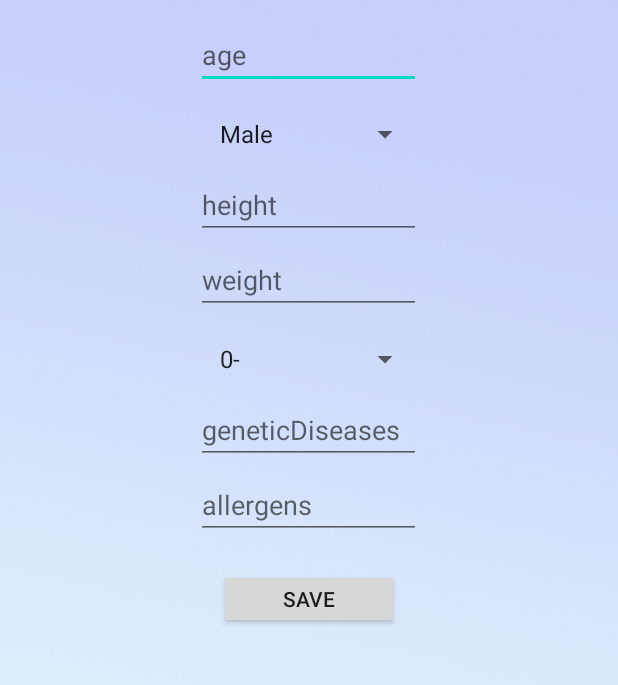
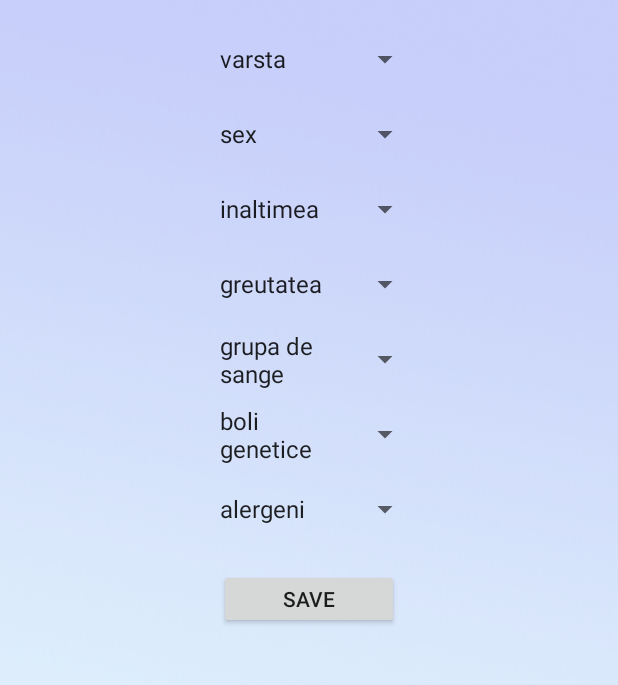
Before and after one commit to DinuGarbuz/AndroidProiect, an Android app: the completareFisaActivity screen opened directly, with no data from a screen before it, on a phone screen of 412 x 824 dp, the part 205-890 px from its top. Run offline under Robolectric (Android 15) with nearby library versions, the phone set to English and light mode, and no system bars.

Commit message:
spinnere la toate in completarea fisei

```diff
--- a/app/src/main/java/com/example/medicalfile/completareFisaActivity.java
+++ b/app/src/main/java/com/example/medicalfile/completareFisaActivity.java
@@ -32,29 +32,53 @@ public class completareFisaActivity extends AppCompatActivity {
         setContentView(R.layout.activity_completare_fisa);
 
         db = new DatabaseHelper(this);
-        mTextAge = (EditText)findViewById(R.id.edittext_age);
-        //mTextSex = (EditText)findViewById(R.id.edittext_sex);
-        mTextHeight = (EditText)findViewById(R.id.edittext_height);
-        mTextWeight = (EditText)findViewById(R.id.edittext_weight);
-        //mTextBlood = (EditText)findViewById(R.id.edittext_blood);
-        mTextGeneticDiseases = (EditText)findViewById(R.id.edittext_geneticDiseases);
-        mTextAllergens = (EditText)findViewById(R.id.edittext_allergens);
         mButtonSave = (Button) findViewById(R.id.button_save);
 
         SharedPreferences mPreferences = PreferenceManager.getDefaultSharedPreferences(this);
         SharedPreferences.Editor editor = mPreferences.edit();
 
+
+        final Spinner mAgeSpinner = findViewById(R.id.spinner_age);
+        ArrayAdapter<String> myAdapter1 = new ArrayAdapter<String>(completareFisaActivity.this,
+                android.R.layout.simple_list_item_1, getResources().getStringArray(R.array.age));
+        myAdapter1.setDropDownViewResource(android.R.layout.simple_spinner_dropdown_item);
+        mAgeSpinner.setAdapter(myAdapter1);
+
         final Spinner mSexSpinner = findViewById(R.id.spinner_sex);
-        ArrayAdapter<String> myAdapter1 = new ArrayAdapter<String>(completareFisaActivity.this,
+        ArrayAdapter<String> myAdapter2 = new ArrayAdapter<String>(completareFisaActivity.this,
                 android.R.layout.simple_list_item_1, getResources().getStringArray(R.array.sex));
         myAdapter1.setDropDownViewResource(android.R.layout.simple_spinner_dropdown_item);
-        mSexSpinner.setAdapter(myAdapter1);
+        mSexSpinner.setAdapter(myAdapter2);
+
+        final Spinner mHeightSpinner = findViewById(R.id.spinner_height);
+        ArrayAdapter<String> myAdapter3 = new ArrayAdapter<String>(completareFisaActivity.this,
+                android.R.layout.simple_list_item_1, getResources().getStringArray(R.array.height));
+        myAdapter2.setDropDownViewResource(android.R.layout.simple_spinner_dropdown_item);
+        mHeightSpinner.setAdapter(myAdapter3);
+
+        final Spinner mWeightSpinner = findViewById(R.id.spinner_weight);
+        ArrayAdapter<String> myAdapter4 = new ArrayAdapter<String>(completareFisaActivity.this,
+                android.R.layout.simple_list_item_1, getResources().getStringArray(R.array.weight));
+        myAdapter2.setDropDownViewResource(android.R.layout.simple_spinner_dropdown_item);
+        mWeightSpinner.setAdapter(myAdapter4);
 
         final Spinner mBloodSpinner = findViewById(R.id.spinner_blood);
-        ArrayAdapter<String> myAdapter2 = new ArrayAdapter<String>(completareFisaActivity.this,
+        ArrayAdapter<String> myAdapter5 = new ArrayAdapter<String>(completareFisaActivity.this,
                 android.R.layout.simple_list_item_1, getResources().getStringArray(R.array.blood));
         myAdapter2.setDropDownViewResource(android.R.layout.simple_spinner_dropdown_item);
-        mBloodSpinner.setAdapter(myAdapter2);
+        mBloodSpinner.setAdapter(myAdapter5);
+
+        final Spinner mDiseasesSpinner = findViewById(R.id.spinner_geneticDiseases);
+        ArrayAdapter<String> myAdapter6 = new ArrayAdapter<String>(completareFisaActivity.this,
+                android.R.layout.simple_list_item_1, getResources().getStringArray(R.array.diseases));
+        myAdapter2.setDropDownViewResource(android.R.layout.simple_spinner_dropdown_item);
+       mDiseasesSpinner.setAdapter(myAdapter6);
+
+        final Spinner mAllergensSpinner = findViewById(R.id.spinner_allergens);
+        ArrayAdapter<String> myAdapter7 = new ArrayAdapter<String>(completareFisaActivity.this,
+                android.R.layout.simple_list_item_1, getResources().getStringArray(R.array.allergens));
+        myAdapter2.setDropDownViewResource(android.R.layout.simple_spinner_dropdown_item);
+        mAllergensSpinner.setAdapter(myAdapter7);
 
         final String mail = mPreferences.getString(getString(R.string.mail), "");
 
@@ -63,13 +87,13 @@ public class completareFisaActivity extends AppCompatActivity {
         mButtonSave.setOnClickListener(new View.OnClickListener() {
             @Override
             public void onClick(View v) {
-                String age = mTextAge.getText().toString().trim();
+                String age = mAgeSpinner.getSelectedItem().toString().trim();
                 String sex = mSexSpinner.getSelectedItem().toString().trim();
-                String height = mTextHeight.getText().toString().trim();
-                String weight = mTextWeight.getText().toString().trim();
+                String height = mHeightSpinner.getSelectedItem().toString().trim();
+                String weight = mWeightSpinner.getSelectedItem().toString().trim();
                 String blood = mBloodSpinner.getSelectedItem().toString().trim();
                 String genetic= mTextGeneticDiseases.getText().toString().trim();
-                String allergens= mTextAllergens.getText().toString().trim();
+                String allergens= mAllergensSpinner.getSelectedItem().toString().trim();
 
 
 
--- a/app/src/main/res/layout/activity_completare_fisa.xml
+++ b/app/src/main/res/layout/activity_completare_fisa.xml
@@ -15,8 +15,8 @@
         android:layout_height="60dp"
         app:srcCompat="@drawable/logo" />
 
-    <EditText
-        android:id="@+id/edittext_age"
+    <Spinner
+        android:id="@+id/spinner_age"
         android:layout_width="150dp"
         android:layout_height="40dp"
         android:layout_marginTop="20dp"
@@ -30,16 +30,16 @@
         android:layout_marginTop="10dp"
 
         android:hint="@string/sex" />
-    <EditText
-        android:id="@+id/edittext_height"
+    <Spinner
+        android:id="@+id/spinner_height"
         android:layout_width="150dp"
         android:layout_height="40dp"
         android:layout_marginTop="10dp"
 
         android:hint="@string/height" />
 
-    <EditText
-        android:id="@+id/edittext_weight"
+    <Spinner
+        android:id="@+id/spinner_weight"
         android:layout_width="150dp"
         android:layout_height="40dp"
         android:layout_marginTop="10dp"
@@ -54,15 +54,15 @@
 
         android:hint="@string/blood" />
 
-    <EditText
-        android:id="@+id/edittext_geneticDiseases"
+    <Spinner
+        android:id="@+id/spinner_geneticDiseases"
         android:layout_width="150dp"
         android:layout_height="40dp"
         android:layout_marginTop="10dp"
 
         android:hint="@string/geneticdiseases" />
-    <EditText
-        android:id="@+id/edittext_allergens"
+    <Spinner
+        android:id="@+id/spinner_allergens"
         android:layout_width="150dp"
         android:layout_height="40dp"
         android:layout_marginTop="10dp"
--- a/app/src/main/res/values/strings.xml
+++ b/app/src/main/res/values/strings.xml
@@ -14,11 +14,28 @@
     </string-array>
 
     <string-array name="sex">
+        <item>sex</item>
         <item>Male</item>
         <item>Female</item>
     </string-array>
 
+    <string-array name="age">
+        <item>varsta</item>
+        <item>-5</item>
+        <item>6-10</item>
+        <item>11-15</item>
+        <item>16-20</item>
+        <item>21-30</item>
+        <item>31-40</item>
+        <item>41-50</item>
+        <item>51-60</item>
+        <item>61-70</item>
+        <item>71-80</item>
+        <item>81+</item>
+    </string-array>
+
     <string-array name="blood">
+        <item>grupa de sange</item>
         <item>0-</item>
         <item>0+</item>
         <item>B-</item>
@@ -27,6 +44,54 @@
         <item>A+</item>
         <item>AB-</item>
         <item>AB+</item>
+    </string-array>
+
+    <string-array name="height">
+        <item>inaltimea</item>
+        <item>- 1.30</item>
+        <item>1.31 - 1.40</item>
+        <item>1.41 - 1.50</item>
+        <item>1.51 - 1.60</item>
+        <item>1.61 - 1.70</item>
+        <item>1.71 - 1.80</item>
+        <item>1.81 - 1.90</item>
+        <item>1.91 - 2.00</item>
+        <item>2.00 +</item>
+    </string-array>
+
+    <string-array name="weight">
+        <item>greutatea</item>
+        <item>- 40kg</item>
+        <item>41kg - 50kg</item>
+        <item>51kg - 60kg</item>
+        <item>61kg - 70kg</item>
+        <item>71kg - 80kg</item>
+        <item>81kg - 90kg</item>
+        <item>91kg - 100kg</item>
+        <item>101kg - 120kg</item>
+        <item>200kg +</item>
+    </string-array>
+
+    <string-array name="diseases">
+        <item>boli genetice</item>
+        <item>niciuna</item>
+        <item>Albinism</item>
+        <item>Sindromul Down</item>
+        <item>Sindromul Tourette</item>
+        <item>Sindromul Williams</item>
+        <item>Sindromul Angleman</item>
+        <item>Sindromul Apert</item>
+        <item>alt sindrom</item>
+    </string-array>
+
+    <string-array name="allergens">
+        <item>alergeni</item>
+        <item>niciunul</item>
+        <item>par de animale</item>
+        <item>praf</item>
+        <item>mancare (lapte/oua/peste/alune)</item>
+        <item>intepaturi de insecta</item>
+        <item>altele</item>
     </string-array>
 
     <!-- TODO: Remove or change this placeholder text -->
```
